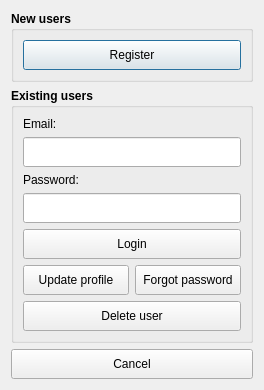
Qt form LDMP/gui/DlgSettings.ui (ConservationInternational/trends.earth) before a commit.
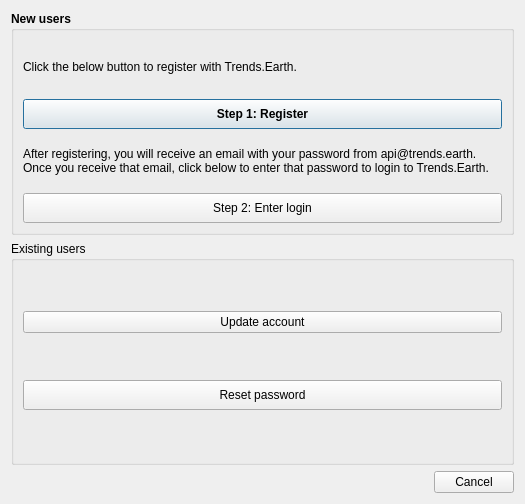
The same form after that commit.

The edit to the form file:
```diff
--- a/LDMP/gui/DlgSettings.ui
+++ b/LDMP/gui/DlgSettings.ui
@@ -9,8 +9,8 @@
    <rect>
     <x>0</x>
     <y>0</y>
-    <width>264</width>
-    <height>390</height>
+    <width>525</width>
+    <height>504</height>
    </rect>
   </property>
   <property name="sizePolicy">
@@ -25,6 +25,12 @@
   <layout class="QVBoxLayout" name="verticalLayout_3">
    <item>
     <widget class="QGroupBox" name="groupBox">
+     <property name="sizePolicy">
+      <sizepolicy hsizetype="Preferred" vsizetype="Preferred">
+       <horstretch>0</horstretch>
+       <verstretch>0</verstretch>
+      </sizepolicy>
+     </property>
      <property name="font">
       <font>
        <weight>75</weight>
@@ -36,7 +42,35 @@
      </property>
      <layout class="QVBoxLayout" name="verticalLayout">
       <item>
-       <widget class="QPushButton" name="register_user">
+       <widget class="QLabel" name="label">
+        <property name="sizePolicy">
+         <sizepolicy hsizetype="Preferred" vsizetype="Preferred">
+          <horstretch>0</horstretch>
+          <verstretch>0</verstretch>
+         </sizepolicy>
+        </property>
+        <property name="maximumSize">
+         <size>
+          <width>16777215</width>
+          <height>16777215</height>
+         </size>
+        </property>
+        <property name="font">
+         <font>
+          <weight>50</weight>
+          <bold>false</bold>
+         </font>
+        </property>
+        <property name="text">
+         <string>Click the below button to register with Trends.Earth.</string>
+        </property>
+        <property name="wordWrap">
+         <bool>true</bool>
+        </property>
+       </widget>
+      </item>
+      <item>
+       <widget class="QPushButton" name="pushButton_register">
         <property name="minimumSize">
          <size>
           <width>0</width>
@@ -45,12 +79,47 @@
         </property>
         <property name="font">
          <font>
+          <weight>75</weight>
+          <bold>true</bold>
+         </font>
+        </property>
+        <property name="text">
+         <string>Step 1: Register</string>
+        </property>
+       </widget>
+      </item>
+      <item>
+       <widget class="QLabel" name="label_2">
+        <property name="font">
+         <font>
           <weight>50</weight>
           <bold>false</bold>
          </font>
         </property>
         <property name="text">
-         <string>Register</string>
+         <string>After registering, you will receive an email with your password from api@trends.earth. Once you receive that email, click below to enter that password to login to Trends.Earth.</string>
+        </property>
+        <property name="wordWrap">
+         <bool>true</bool>
+        </property>
+       </widget>
+      </item>
+      <item>
+       <widget class="QPushButton" name="pushButton_login">
+        <property name="minimumSize">
+         <size>
+          <width>0</width>
+          <height>30</height>
+         </size>
+        </property>
+        <property name="font">
+         <font>
+          <weight>50</weight>
+          <bold>false</bold>
+         </font>
+        </property>
+        <property name="text">
+         <string>Step 2: Enter login</string>
         </property>
        </widget>
       </item>
@@ -77,24 +146,16 @@
     <widget class="QGroupBox" name="groupBox_2">
      <property name="font">
       <font>
-       <weight>75</weight>
-       <bold>true</bold>
+       <weight>50</weight>
+       <bold>false</bold>
       </font>
      </property>
      <property name="title">
       <string>Existing users</string>
      </property>
-     <layout class="QVBoxLayout" name="verticalLayout_4">
-      <item>
        <layout class="QVBoxLayout" name="verticalLayout_2">
         <item>
-         <widget class="QLabel" name="label_2">
-          <property name="sizePolicy">
-           <sizepolicy hsizetype="Preferred" vsizetype="Minimum">
-            <horstretch>0</horstretch>
-            <verstretch>0</verstretch>
-           </sizepolicy>
-          </property>
+       <widget class="QPushButton" name="pushButton_edit">
           <property name="font">
            <font>
             <weight>50</weight>
@@ -102,99 +163,12 @@
            </font>
           </property>
           <property name="text">
-           <string>Email:</string>
+         <string>Update account</string>
           </property>
          </widget>
         </item>
         <item>
-         <widget class="QLineEdit" name="email">
-          <property name="minimumSize">
-           <size>
-            <width>0</width>
-            <height>30</height>
-           </size>
-          </property>
-          <property name="inputMethodHints">
-           <set>Qt::ImhEmailCharactersOnly</set>
-          </property>
-         </widget>
-        </item>
-        <item>
-         <widget class="QLabel" name="label">
-          <property name="sizePolicy">
-           <sizepolicy hsizetype="Preferred" vsizetype="Minimum">
-            <horstretch>0</horstretch>
-            <verstretch>0</verstretch>
-           </sizepolicy>
-          </property>
-          <property name="font">
-           <font>
-            <weight>50</weight>
-            <bold>false</bold>
-           </font>
-          </property>
-          <property name="text">
-           <string>Password:</string>
-          </property>
-         </widget>
-        </item>
-        <item>
-         <widget class="QLineEdit" name="password">
-          <property name="minimumSize">
-           <size>
-            <width>0</width>
-            <height>30</height>
-           </size>
-          </property>
-          <property name="echoMode">
-           <enum>QLineEdit::Password</enum>
-          </property>
-         </widget>
-        </item>
-       </layout>
-      </item>
-      <item>
-       <layout class="QGridLayout" name="gridLayout_2">
-        <item row="1" column="0">
-         <widget class="QPushButton" name="update_profile">
-          <property name="minimumSize">
-           <size>
-            <width>0</width>
-            <height>30</height>
-           </size>
-          </property>
-          <property name="font">
-           <font>
-            <weight>50</weight>
-            <bold>false</bold>
-           </font>
-          </property>
-          <property name="text">
-           <string>Update profile</string>
-          </property>
-         </widget>
-        </item>
-        <item row="0" column="0" colspan="2">
-         <widget class="QPushButton" name="login">
-          <property name="minimumSize">
-           <size>
-            <width>0</width>
-            <height>30</height>
-           </size>
-          </property>
-          <property name="font">
-           <font>
-            <weight>50</weight>
-            <bold>false</bold>
-           </font>
-          </property>
-          <property name="text">
-           <string>Login</string>
-          </property>
-         </widget>
-        </item>
-        <item row="1" column="1">
-         <widget class="QPushButton" name="forgot_pwd">
+       <widget class="QPushButton" name="pushButton_forgot_pwd">
           <property name="sizePolicy">
            <sizepolicy hsizetype="Minimum" vsizetype="Fixed">
             <horstretch>0</horstretch>
@@ -214,65 +188,21 @@
            </font>
           </property>
           <property name="text">
-           <string>Forgot password</string>
+         <string>Reset password</string>
           </property>
          </widget>
         </item>
-        <item row="2" column="0" colspan="2">
-         <widget class="QPushButton" name="delete_user">
-          <property name="minimumSize">
-           <size>
-            <width>0</width>
-            <height>30</height>
-           </size>
-          </property>
-          <property name="font">
-           <font>
-            <weight>50</weight>
-            <bold>false</bold>
-           </font>
-          </property>
-          <property name="text">
-           <string>Delete user</string>
-          </property>
-         </widget>
-        </item>
-       </layout>
-      </item>
-     </layout>
+     </layout>
     </widget>
    </item>
    <item>
-    <spacer name="verticalSpacer_2">
-     <property name="orientation">
-      <enum>Qt::Vertical</enum>
+    <widget class="QDialogButtonBox" name="buttonBox">
+     <property name="standardButtons">
+      <set>QDialogButtonBox::Cancel</set>
      </property>
-     <property name="sizeHint" stdset="0">
-      <size>
-       <width>20</width>
-       <height>0</height>
-      </size>
-     </property>
-    </spacer>
-   </item>
-   <item>
-    <layout class="QGridLayout" name="gridLayout">
-     <item row="3" column="0" colspan="2">
-      <widget class="QPushButton" name="cancel">
-       <property name="minimumSize">
-        <size>
-         <width>0</width>
-         <height>30</height>
-        </size>
-       </property>
-       <property name="text">
-        <string>Cancel</string>
-       </property>
       </widget>
      </item>
     </layout>
-   </item>
-  </layout>
  </widget>
  <tabstops>
   <tabstop>cancel</tabstop>
```
Left out of the diff: 3 changed lines with no effect on the pictures. Lines whose indentation alone changed are shown as unchanged.
